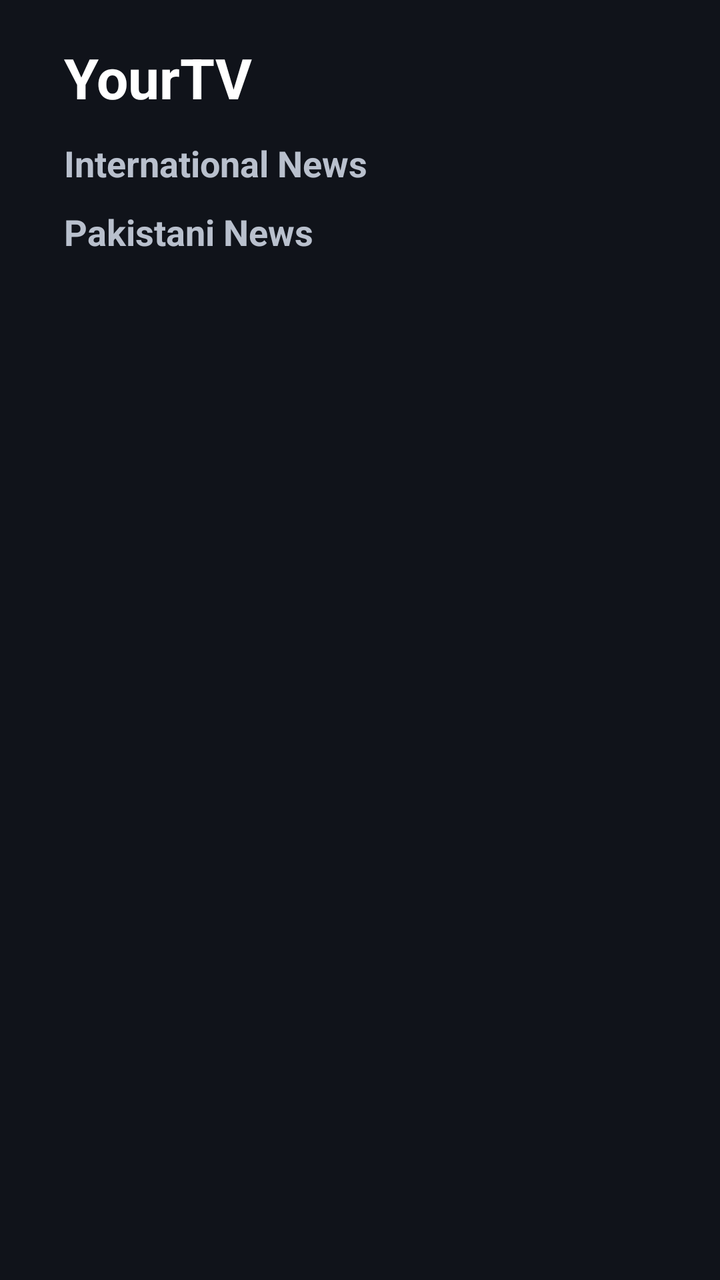
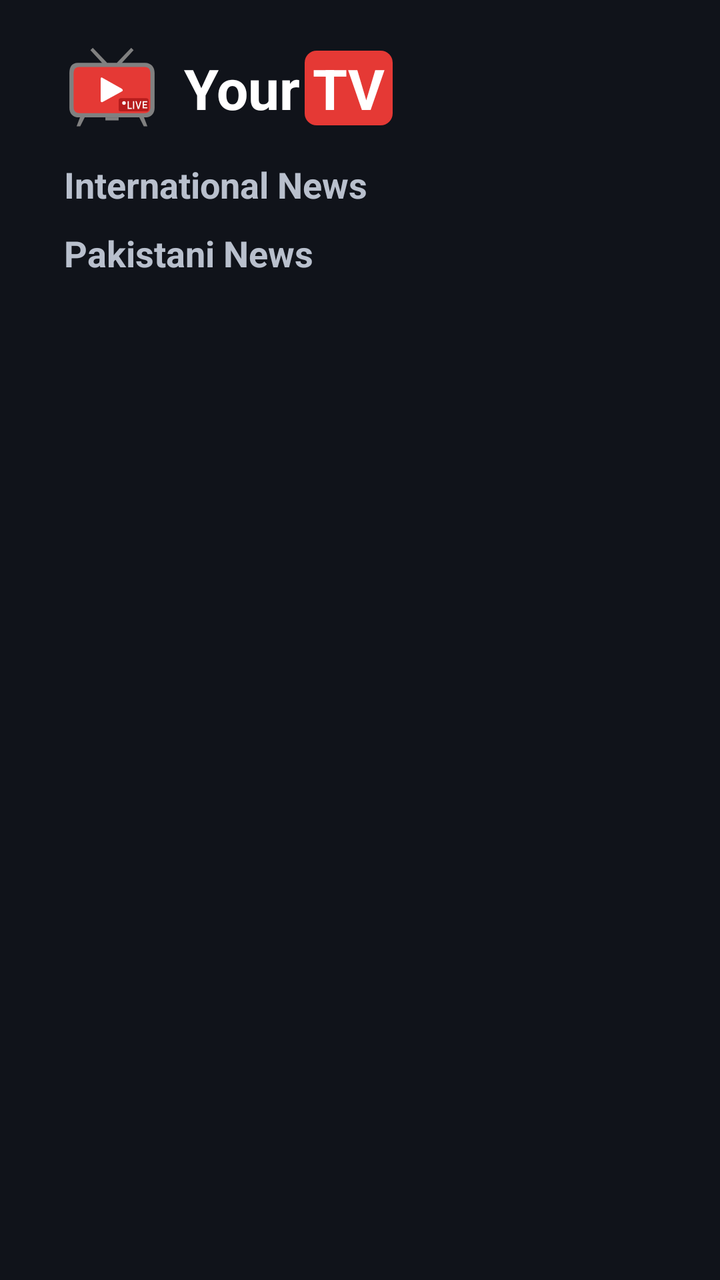

An Android layout rendered at two revisions. The XML below is the earlier revision; the diff shows what the commit changed to produce the second picture.
<!-- AndroidManifest.xml: application theme Theme.YourTV -->
<!-- res/layout/activity_channel_grid.xml -->
<?xml version="1.0" encoding="utf-8"?>
<LinearLayout xmlns:android="http://schemas.android.com/apk/res/android"
    android:layout_width="match_parent"
    android:layout_height="match_parent"
    android:orientation="vertical"
    android:paddingHorizontal="32dp"
    android:paddingVertical="20dp">

    <TextView
        android:layout_width="wrap_content"
        android:layout_height="wrap_content"
        android:text="@string/app_name"
        android:textColor="@color/text_primary"
        android:textSize="28sp"
        android:textStyle="bold" />

    <TextView
        android:layout_width="wrap_content"
        android:layout_height="wrap_content"
        android:layout_marginTop="12dp"
        android:layout_marginBottom="2dp"
        android:text="@string/international_news"
        android:textColor="@color/text_secondary"
        android:textSize="18sp"
        android:textStyle="bold" />

    <androidx.recyclerview.widget.RecyclerView
        android:id="@+id/internationalRow"
        android:layout_width="match_parent"
        android:layout_height="wrap_content"
        android:clipToPadding="false"
        android:focusable="true" />

    <TextView
        android:layout_width="wrap_content"
        android:layout_height="wrap_content"
        android:layout_marginTop="8dp"
        android:layout_marginBottom="2dp"
        android:text="@string/pakistani_news"
        android:textColor="@color/text_secondary"
        android:textSize="18sp"
        android:textStyle="bold" />

    <androidx.recyclerview.widget.RecyclerView
        android:id="@+id/pakistaniRow"
        android:layout_width="match_parent"
        android:layout_height="wrap_content"
        android:clipToPadding="false"
        android:focusable="true" />
</LinearLayout>
<!-- resources referenced by this layout -->
<resources>
  <color name="text_primary">#FFFFFF</color>
  <color name="text_secondary">#B9C0CD</color>
  <string name="app_name">YourTV</string>
  <string name="international_news">International News</string>
  <string name="pakistani_news">Pakistani News</string>
  <style name="Theme.YourTV" parent="Theme.AppCompat.NoActionBar">
          <item name="android:windowBackground">@color/background</item>
          <item name="android:colorAccent">@color/accent</item>
          <item name="android:windowFullscreen">true</item>
          <item name="android:windowNoTitle">true</item>
          <item name="android:windowActionModeOverlay">true</item>
      </style>
  <color name="background">#10131A</color>
  <color name="accent">#E53935</color>
</resources>

<!-- the commit's change to res/layout/activity_channel_grid.xml (unified diff, before → after) -->
@@ -6,13 +6,39 @@
     android:paddingHorizontal="32dp"
     android:paddingVertical="20dp">
 
-    <TextView
+    <LinearLayout
         android:layout_width="wrap_content"
         android:layout_height="wrap_content"
-        android:text="@string/app_name"
-        android:textColor="@color/text_primary"
-        android:textSize="28sp"
-        android:textStyle="bold" />
+        android:gravity="center_vertical"
+        android:orientation="horizontal">
+
+        <ImageView
+            android:layout_width="48dp"
+            android:layout_height="48dp"
+            android:contentDescription="@string/app_name"
+            android:scaleType="fitCenter"
+            android:src="@drawable/ic_launcher" />
+
+        <TextView
+            android:layout_width="wrap_content"
+            android:layout_height="wrap_content"
+            android:layout_marginStart="12dp"
+            android:text="@string/app_name_prefix"
+            android:textColor="@color/text_primary"
+            android:textSize="28sp"
+            android:textStyle="bold" />
+
+        <TextView
+            android:layout_width="wrap_content"
+            android:layout_height="wrap_content"
+            android:background="@drawable/tv_wordmark_background"
+            android:layout_marginStart="2dp"
+            android:paddingHorizontal="4dp"
+            android:text="@string/app_name_suffix"
+            android:textColor="@color/text_primary"
+            android:textSize="28sp"
+            android:textStyle="bold" />
+    </LinearLayout>
 
     <TextView
         android:layout_width="wrap_content"
<!-- resource entries referenced after the edit -->
@@ -2,7 +2,17 @@
 <resources>
   <color name="text_primary">#FFFFFF</color>
   <color name="text_secondary">#B9C0CD</color>
+  <!-- drawable ic_launcher: vector/xml drawable (drawable, 2136 chars, omitted) -->
+  <!-- drawable tv_wordmark_background (drawable) -->
+  <?xml version="1.0" encoding="utf-8"?>
+  <shape xmlns:android="http://schemas.android.com/apk/res/android"
+      android:shape="rectangle">
+      <solid android:color="@color/accent" />
+      <corners android:radius="6dp" />
+  </shape>
   <string name="app_name">YourTV</string>
+  <string name="app_name_prefix">Your</string>
+  <string name="app_name_suffix">TV</string>
   <string name="international_news">International News</string>
   <string name="pakistani_news">Pakistani News</string>
   <style name="Theme.YourTV" parent="Theme.AppCompat.NoActionBar">
